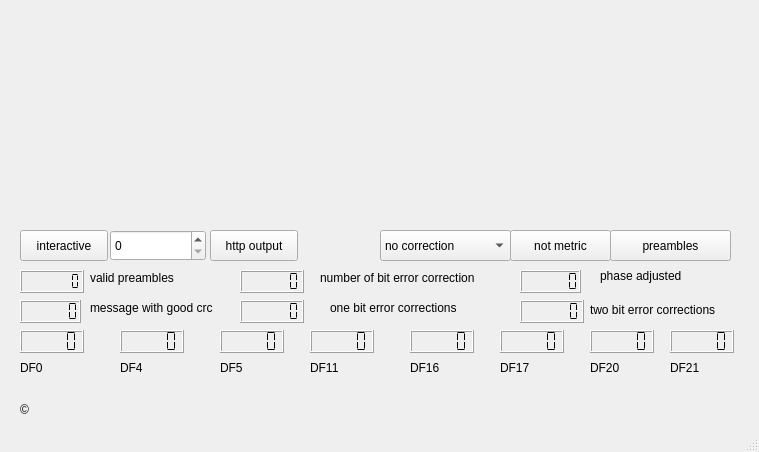
Above: qt-1090.ui from JvanKatwijk/qt-1090 before the change. Below: the same form after it.
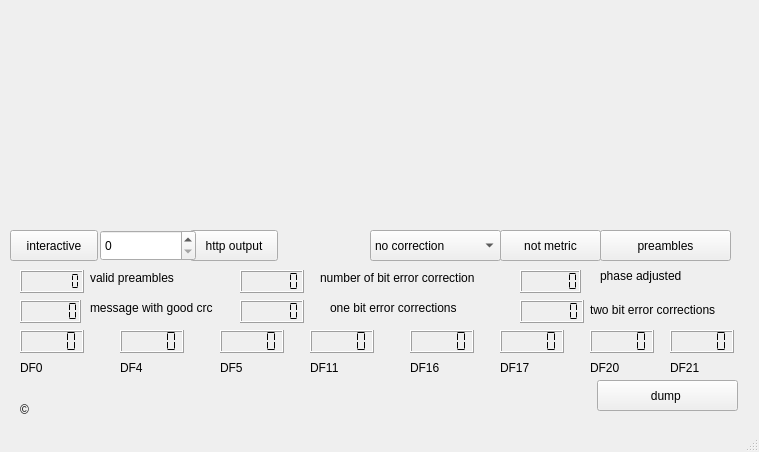
That is the form after the change. Custom widgets are drawn as their Qt base class.

Commit message: added simple dump facility

Diff of the .ui file:
```diff
--- a/qt-1090.ui
+++ b/qt-1090.ui
@@ -172,7 +172,7 @@
    <widget class="QPushButton" name="interactiveButton">
     <property name="geometry">
      <rect>
-      <x>20</x>
+      <x>10</x>
       <y>230</y>
       <width>88</width>
       <height>31</height>
@@ -185,7 +185,7 @@
    <widget class="QPushButton" name="httpButton">
     <property name="geometry">
      <rect>
-      <x>210</x>
+      <x>190</x>
       <y>230</y>
       <width>88</width>
       <height>31</height>
@@ -201,7 +201,7 @@
    <widget class="QSpinBox" name="ttl_selector">
     <property name="geometry">
      <rect>
-      <x>110</x>
+      <x>100</x>
       <y>230</y>
       <width>96</width>
       <height>31</height>
@@ -211,7 +211,7 @@
    <widget class="QComboBox" name="errorhandlingCombo">
     <property name="geometry">
      <rect>
-      <x>380</x>
+      <x>370</x>
       <y>230</y>
       <width>131</width>
       <height>31</height>
@@ -239,9 +239,9 @@
    <widget class="QPushButton" name="show_preamblesButton">
     <property name="geometry">
      <rect>
-      <x>610</x>
+      <x>600</x>
       <y>230</y>
-      <width>121</width>
+      <width>131</width>
       <height>31</height>
      </rect>
     </property>
@@ -284,7 +284,7 @@
    <widget class="QPushButton" name="metricButton">
     <property name="geometry">
      <rect>
-      <x>510</x>
+      <x>500</x>
       <y>230</y>
       <width>101</width>
       <height>31</height>
@@ -534,9 +534,9 @@
    <widget class="QLabel" name="httpPortLabel">
     <property name="geometry">
      <rect>
-      <x>300</x>
+      <x>280</x>
       <y>230</y>
-      <width>81</width>
+      <width>91</width>
       <height>31</height>
      </rect>
     </property>
@@ -544,6 +544,22 @@
      <string/>
     </property>
    </widget>
+   <widget class="QPushButton" name="dumpButton">
+    <property name="geometry">
+     <rect>
+      <x>597</x>
+      <y>380</y>
+      <width>141</width>
+      <height>31</height>
+     </rect>
+    </property>
+    <property name="toolTip">
+     <string>&lt;html&gt;&lt;head/&gt;&lt;body&gt;&lt;p&gt;The planes, the data of which is more or less complete, can be recorded in a file. Two data are recorded,&lt;/p&gt;&lt;p&gt;the time of entry in the system - with parameters position and height - and the time the system lost sight&lt;/p&gt;&lt;p&gt;on the plane - with the last known parameters position and height.&lt;/p&gt;&lt;p&gt;Touching the button causes a file selection menu to appear, after selecting a file the file is created and&lt;/p&gt;&lt;p&gt;data - as described above - will be written to the file until tge button is touched again.&lt;/p&gt;&lt;/body&gt;&lt;/html&gt;</string>
+    </property>
+    <property name="text">
+     <string>dump </string>
+    </property>
+   </widget>
   </widget>
   <widget class="QStatusBar" name="statusbar"/>
  </widget>
```
Left out of the diff: 4 changed lines with no effect on the pictures. The commit also changes 7 other files.
